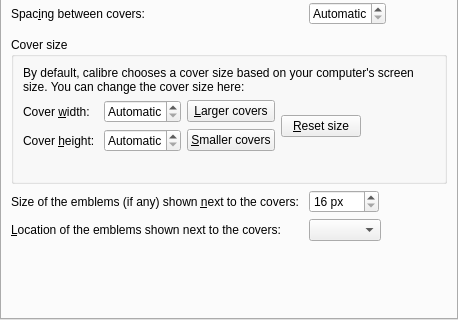
Before: the Qt Designer form src/calibre/gui2/preferences/look_feel_tabs/cover_grid.ui in kovidgoyal/calibre, drawn with Qt 5; both pictures show x 0 to 458 and y 163 to 483 of the 458 by 483 pixel window.
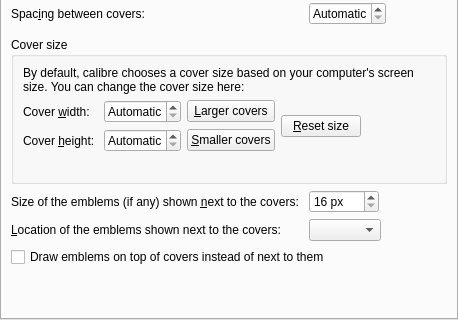
After: the same form once the commit is applied. Icons and pictures are not drawn. Custom widgets are drawn as their Qt base class.

Commit message: Add option to draw emblems on top of covers in the cover grid

What changed in the file:
```diff
--- a/src/calibre/gui2/preferences/look_feel_tabs/cover_grid.ui
+++ b/src/calibre/gui2/preferences/look_feel_tabs/cover_grid.ui
@@ -276,6 +276,13 @@
     <item row="13" column="1">
      <widget class="QComboBox" name="opt_emblem_position"/>
     </item>
+    <item row="14" column="0" colspan="2">
+     <widget class="QCheckBox" name="opt_draw_emblems_on_cover">
+      <property name="text">
+       <string>Draw emblems on top of covers instead of next to them</string>
+      </property>
+     </widget>
+    </item>
     <item row="6" column="0" colspan="2">
      <widget class="QCheckBox" name="opt_cover_grid_text_flush_bottom">
       <property name="toolTip">
```
The commit also changes 3 other files.
